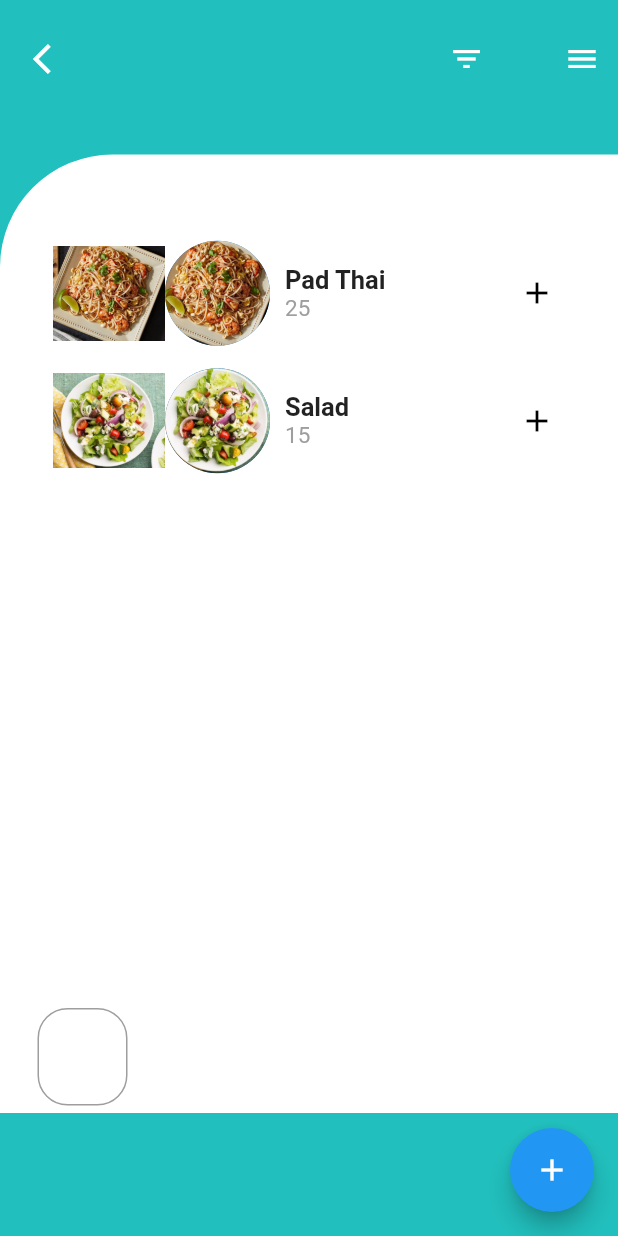
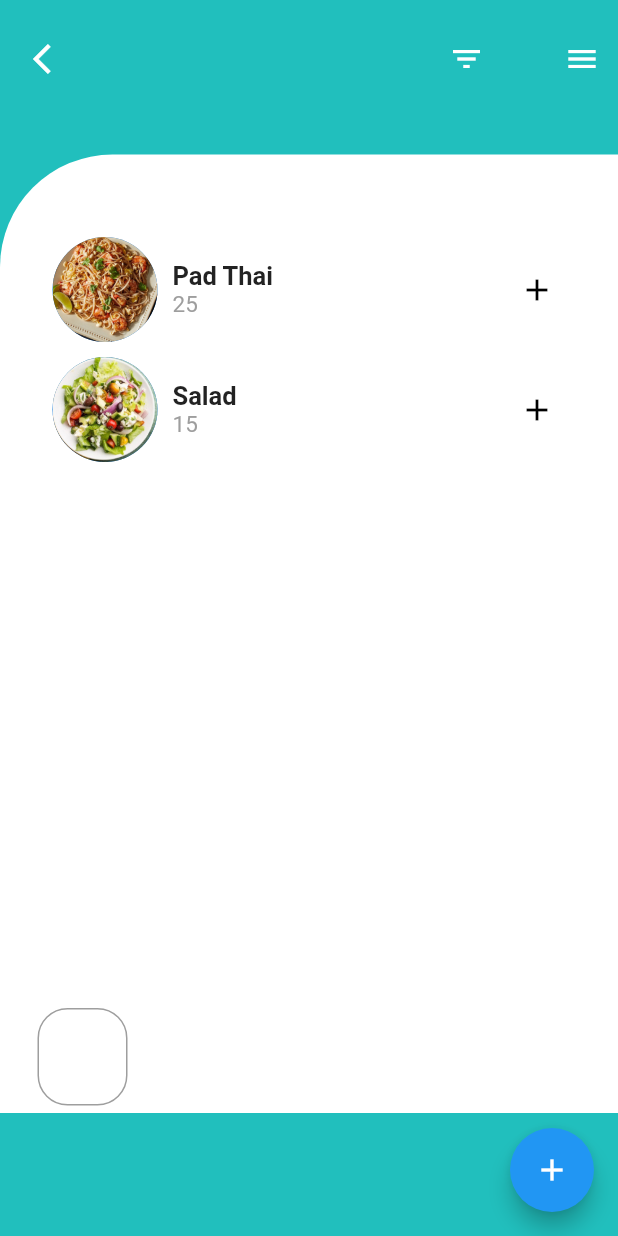
Before and after one commit to 4yerik/flutter_meal_monkey, a Flutter app: the screen it shows after launch, on a phone screen of 412 x 824 dp. Run offline on Flutter 3.47's test engine with Material 2 defaults, Android fonts, the phone set to English and light mode, and no system bars; Roboto replaces fonts that are missing (Montserrat).

Commit message:
Updates to home screen

```diff
--- a/lib/main.dart
+++ b/lib/main.dart
@@ -10,6 +10,7 @@ class MyApp extends StatelessWidget {
   Widget build(BuildContext context) {
     return MaterialApp(
       title: 'Flutter Demo',
+      debugShowCheckedModeBanner: false,
       theme: ThemeData(
         // This is the theme of your application.
         //
@@ -29,15 +30,6 @@ class MyApp extends StatelessWidget {
 
 class MyHomePage extends StatefulWidget {
   MyHomePage({Key key, this.title}) : super(key: key);
-
-  // This widget is the home page of your application. It is stateful, meaning
-  // that it has a State object (defined below) that contains fields that affect
-  // how it looks.
-
-  // This class is the configuration for the state. It holds the values (in this
-  // case the title) provided by the parent (in this case the App widget) and
-  // used by the build method of the State. Fields in a Widget subclass are
-  // always marked "final".
 
   final String title;
 
@@ -187,14 +179,14 @@ Widget _buildFoodItem(String imgPath, String foodName, String price, BuildContex
               Container(
                   child: Row(
                 children: [
-                  Hero(
-                      tag: imgPath,
-                      child: Image(
-                        image: AssetImage(imgPath),
-                        fit: BoxFit.contain,
-                        height: 75.0,
-                        width: 75.0,
-                      )),
+//                  Hero(
+//                      tag: imgPath,
+//                      child: Image(
+//                        image: AssetImage(imgPath),
+//                        fit: BoxFit.contain,
+//                        height: 75.0,
+//                        width: 75.0,
+//                      )),
                   CircleAvatar(
                     radius: 35.0,
                     backgroundImage: AssetImage(imgPath),
```
